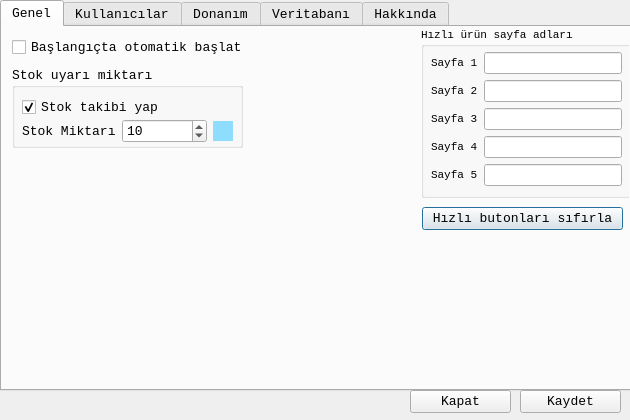
Before: the Qt Designer form ayarlardialog.ui in mamoo81/bhss, drawn with Qt 5.
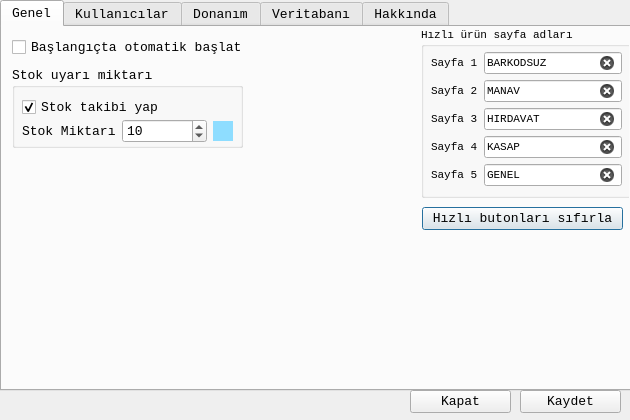
After: the same form once the commit is applied. Icons and pictures are not drawn.

The edit to the form file:
```diff
--- a/ayarlardialog.ui
+++ b/ayarlardialog.ui
@@ -84,6 +84,9 @@
        </item>
        <item row="0" column="1">
         <widget class="QLineEdit" name="sayfalineEdit1">
+         <property name="text">
+          <string>BARKODSUZ</string>
+         </property>
          <property name="clearButtonEnabled">
           <bool>true</bool>
          </property>
@@ -98,6 +101,9 @@
        </item>
        <item row="1" column="1">
         <widget class="QLineEdit" name="sayfalineEdit2">
+         <property name="text">
+          <string>MANAV</string>
+         </property>
          <property name="clearButtonEnabled">
           <bool>true</bool>
          </property>
@@ -112,6 +118,9 @@
        </item>
        <item row="2" column="1">
         <widget class="QLineEdit" name="sayfalineEdit3">
+         <property name="text">
+          <string>HIRDAVAT</string>
+         </property>
          <property name="clearButtonEnabled">
           <bool>true</bool>
          </property>
@@ -126,6 +135,9 @@
        </item>
        <item row="3" column="1">
         <widget class="QLineEdit" name="sayfalineEdit4">
+         <property name="text">
+          <string>KASAP</string>
+         </property>
          <property name="clearButtonEnabled">
           <bool>true</bool>
          </property>
@@ -140,6 +152,9 @@
        </item>
        <item row="4" column="1">
         <widget class="QLineEdit" name="sayfalineEdit5">
+         <property name="text">
+          <string>GENEL</string>
+         </property>
          <property name="clearButtonEnabled">
           <bool>true</bool>
          </property>
```
Left out of the diff: 2 changed lines with no effect on the pictures.
